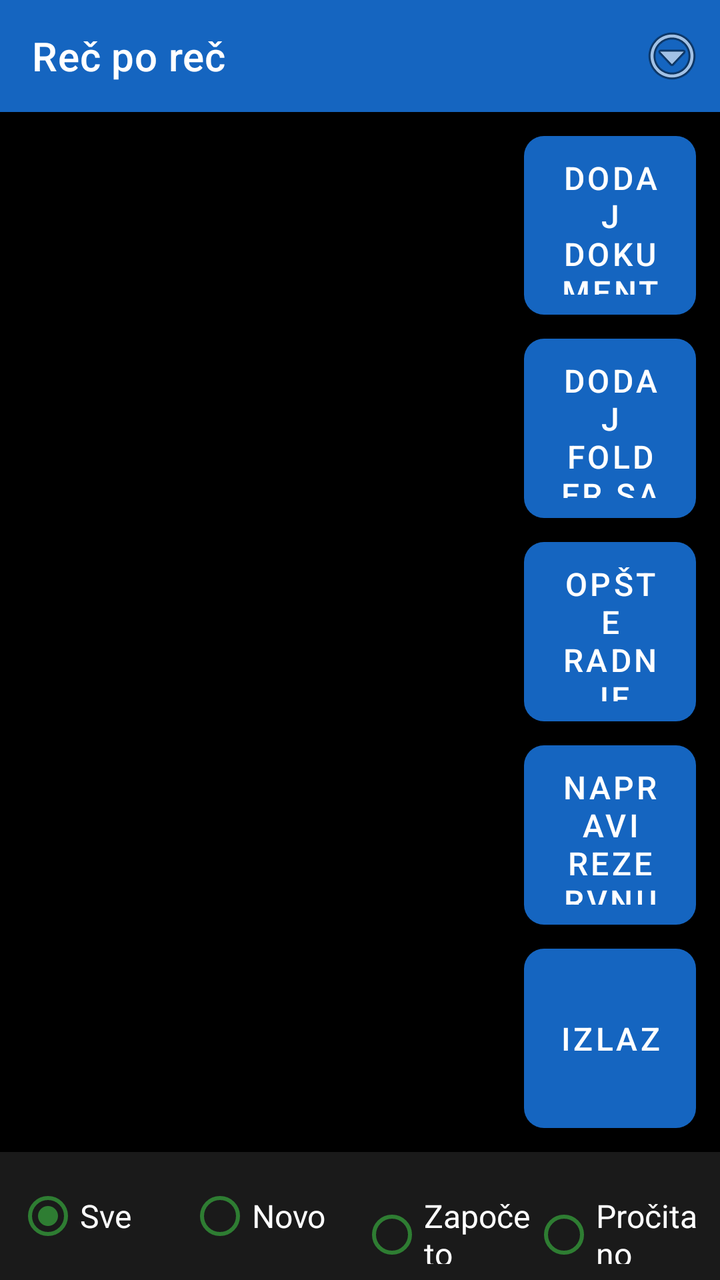
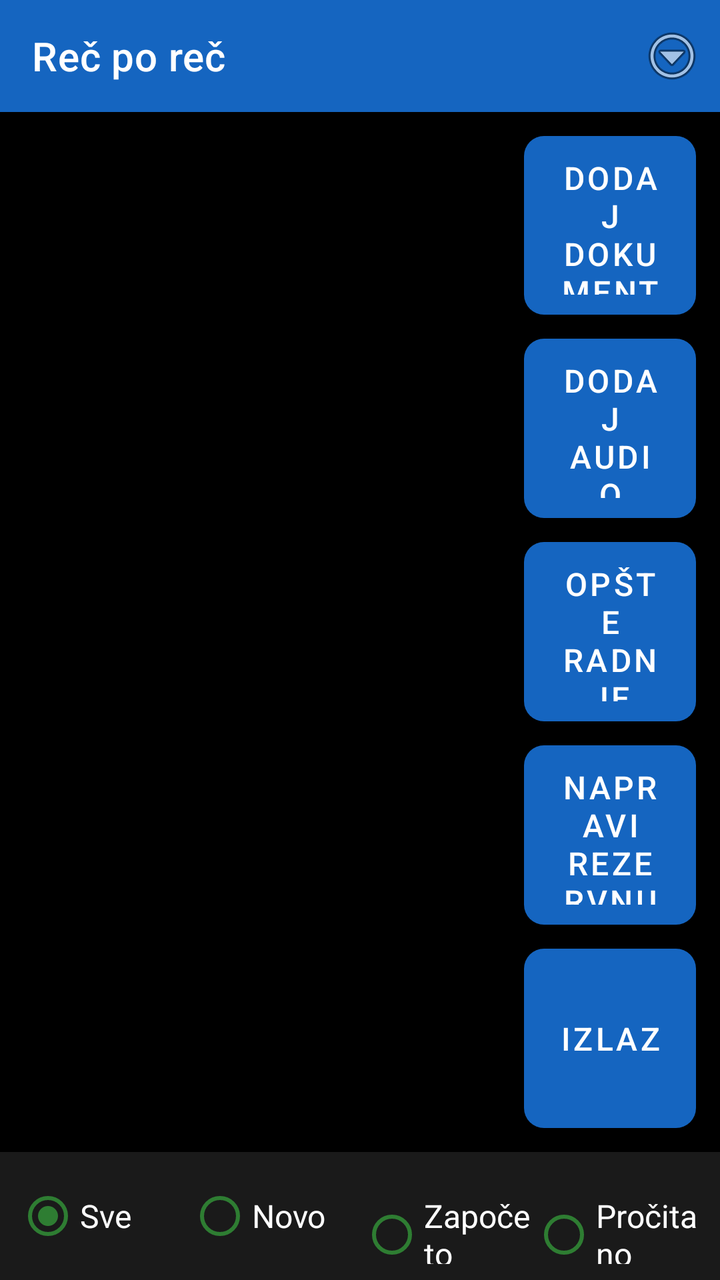

Screens rendered from an Android XML layout before and after an edit, with the pre-edit source and the edit as a unified diff.
<!-- AndroidManifest.xml: application theme Theme.RecPoRec -->
<!-- res/layout/activity_document_list.xml -->
<?xml version="1.0" encoding="utf-8"?>
<LinearLayout xmlns:android="http://schemas.android.com/apk/res/android"
    xmlns:app="http://schemas.android.com/apk/res-auto"
    android:layout_width="match_parent"
    android:layout_height="match_parent"
    android:orientation="vertical"
    android:fitsSystemWindows="true"
    android:background="@color/background">

    <androidx.appcompat.widget.Toolbar
        android:id="@+id/toolbar"
        android:layout_width="match_parent"
        android:layout_height="?attr/actionBarSize"
        android:background="@color/btn_voice"
        android:titleTextColor="@color/text_primary"
        app:title="@string/app_name">

        <ImageButton
            android:id="@+id/btnOverflow"
            android:layout_width="48dp"
            android:layout_height="48dp"
            android:layout_gravity="end|center_vertical"
            android:background="@android:color/transparent"
            android:contentDescription="@string/menu_options_button"
            android:src="@android:drawable/ic_menu_more" />
    </androidx.appcompat.widget.Toolbar>

    <LinearLayout
        android:layout_width="match_parent"
        android:layout_height="0dp"
        android:layout_weight="1"
        android:orientation="horizontal">

        <FrameLayout
            android:layout_width="0dp"
            android:layout_height="match_parent"
            android:layout_weight="1">

            <androidx.recyclerview.widget.RecyclerView
                android:id="@+id/recyclerDocuments"
                android:layout_width="match_parent"
                android:layout_height="match_parent"
                android:padding="8dp" />

            <TextView
                android:id="@+id/emptyView"
                android:layout_width="match_parent"
                android:layout_height="match_parent"
                android:gravity="center"
                android:visibility="gone"
                android:padding="24dp"
                android:textSize="20sp"
                android:textColor="@color/text_primary"
                android:text="@string/no_documents" />
        </FrameLayout>

        
        <LinearLayout
            android:layout_width="110dp"
            android:layout_height="match_parent"
            android:orientation="vertical"
            android:padding="12dp">

            <Button
                android:id="@+id/btnAddDocument"
                android:layout_width="match_parent"
                android:layout_height="0dp"
                android:layout_weight="1"
                android:textSize="16sp"
                android:backgroundTint="@color/btn_chapter"
                android:textColor="@color/button_text"
                android:background="@drawable/key_button_shape"
                android:contentDescription="Dodaj dokument. Dug pritisak: izgovori statistiku čitanja."
                android:text="@string/add_document" />

            <Button
                android:id="@+id/btnAddFolder"
                android:layout_width="match_parent"
                android:layout_height="0dp"
                android:layout_weight="1"
                android:layout_marginTop="12dp"
                android:textSize="16sp"
                android:backgroundTint="@color/btn_chapter"
                android:textColor="@color/button_text"
                android:background="@drawable/key_button_shape"
                android:contentDescription="Dodaj folder sa zvučnim fajlovima."
                android:text="Dodaj folder sa zvučnim fajlovima" />

            <Button
                android:id="@+id/btnGeneralActions"
                android:layout_width="match_parent"
                android:layout_height="0dp"
                android:layout_weight="1"
                android:layout_marginTop="12dp"
                android:textSize="16sp"
                android:backgroundTint="@color/btn_combined"
                android:textColor="@color/button_text"
                android:background="@drawable/key_button_shape"
                android:contentDescription="Opšte radnje: odaberi sve, obriši odabrano"
                android:text="Opšte radnje" />

            <Button
                android:id="@+id/btnBackup"
                android:layout_width="match_parent"
                android:layout_height="0dp"
                android:layout_weight="1"
                android:layout_marginTop="12dp"
                android:textSize="16sp"
                android:backgroundTint="@color/btn_speed"
                android:textColor="@color/button_text"
                android:background="@drawable/key_button_shape"
                android:contentDescription="Napravi rezervnu kopiju svih dokumenata. Dug pritisak: vrati rezervnu kopiju."
                android:text="Napravi rezervnu kopiju" />

            <Button
                android:id="@+id/btnExit"
                android:layout_width="match_parent"
                android:layout_height="0dp"
                android:layout_weight="1"
                android:layout_marginTop="12dp"
                android:textSize="16sp"
                android:backgroundTint="@color/btn_page_nav"
                android:textColor="@color/button_text"
                android:background="@drawable/key_button_shape"
                android:contentDescription="Izađi iz aplikacije, zaustavlja i rad u pozadini. Dug pritisak: Otkrivanje spoljnog uređaja."
                android:text="Izlaz" />
        </LinearLayout>

    </LinearLayout>

    
    <LinearLayout
        android:id="@+id/undoDeleteBar"
        android:layout_width="match_parent"
        android:layout_height="wrap_content"
        android:orientation="horizontal"
        android:gravity="center_vertical"
        android:background="#2A2A2A"
        android:padding="12dp"
        android:visibility="gone">

        <TextView
            android:id="@+id/undoDeleteText"
            android:layout_width="0dp"
            android:layout_height="wrap_content"
            android:layout_weight="1"
            android:textSize="18sp"
            android:textColor="@color/text_primary"
            android:text="Obrisano." />

        <Button
            android:id="@+id/btnUndoDelete"
            android:layout_width="wrap_content"
            android:layout_height="56dp"
            android:minWidth="140dp"
            android:textSize="18sp"
            android:backgroundTint="@color/btn_chapter"
            android:textColor="@color/button_text"
            android:text="Poništi" />
    </LinearLayout>

    <RadioGroup
        android:id="@+id/groupLibraryTabs"
        android:layout_width="match_parent"
        android:layout_height="wrap_content"
        android:orientation="horizontal"
        android:background="#1A1A1A"
        android:padding="8dp">

        <RadioButton
            android:id="@+id/tabAllBooks"
            android:layout_width="0dp"
            android:layout_height="wrap_content"
            android:layout_weight="1"
            android:textSize="16sp"
            android:textColor="@color/text_primary"
            android:buttonTint="@color/btn_chapter"
            android:checked="true"
            android:text="Sve" />

        <RadioButton
            android:id="@+id/tabNewBooks"
            android:layout_width="0dp"
            android:layout_height="wrap_content"
            android:layout_weight="1"
            android:textSize="16sp"
            android:textColor="@color/text_primary"
            android:buttonTint="@color/btn_chapter"
            android:contentDescription="Novo"
            android:text="Novo" />

        <RadioButton
            android:id="@+id/tabStartedBooks"
            android:layout_width="0dp"
            android:layout_height="wrap_content"
            android:layout_weight="1"
            android:textSize="16sp"
            android:textColor="@color/text_primary"
            android:buttonTint="@color/btn_chapter"
            android:text="Započeto" />

        <RadioButton
            android:id="@+id/tabFinishedBooks"
            android:layout_width="0dp"
            android:layout_height="wrap_content"
            android:layout_weight="1"
            android:textSize="16sp"
            android:textColor="@color/text_primary"
            android:buttonTint="@color/btn_chapter"
            android:text="Pročitano" />
    </RadioGroup>

</LinearLayout>
<!-- resources referenced by this layout -->
<resources>
  <color name="background">#000000</color>
  <color name="btn_chapter">#2E7D32</color>
  <color name="btn_combined">#455A64</color>
  <color name="btn_page_nav">#AD1457</color>
  <color name="btn_speed">#00838F</color>
  <color name="btn_voice">#1565C0</color>
  <color name="button_text">#FFFFFF</color>
  <color name="text_primary">#FFFFFF</color>
  <!-- drawable key_button_shape (drawable) -->
  <?xml version="1.0" encoding="utf-8"?>
  <shape xmlns:android="http://schemas.android.com/apk/res/android"
      android:shape="rectangle">
      <corners android:radius="10dp" />
      <solid android:color="#FFFFFF" />
  </shape>
  <string name="add_document">Dodaj dokument</string>
  <string name="app_name">Reč po reč</string>
  <string name="menu_options_button">Opcije. Dug pritisak: provera dozvola.</string>
  <string name="no_documents">Nema dodatih dokumenata. Dodirnite dugme za dodavanje.</string>
  <style name="Theme.RecPoRec" parent="Theme.MaterialComponents.DayNight.NoActionBar">
          <item name="android:windowBackground">@color/background</item>
          <item name="android:textColorPrimary">@color/text_primary</item>
          <item name="colorPrimary">@color/btn_voice</item>
          <item name="colorOnPrimary">@color/button_text</item>
          <item name="alertDialogTheme">@style/RecPoRecAlertDialog</item>
          <item name="android:alertDialogTheme">@style/RecPoRecAlertDialog</item>
      </style>
  <style name="RecPoRecAlertDialog" parent="Theme.AppCompat.DayNight.Dialog.Alert">
          <item name="android:windowBackground">@color/background</item>
          <item name="android:textColorPrimary">@color/text_primary</item>
          <item name="colorAccent">@color/btn_goto_page</item>
          <item name="android:textAppearanceMedium">@style/RecPoRecDialogText</item>
          <item name="android:textAppearanceListItem">@style/RecPoRecDialogText</item>
          <item name="android:textAppearanceListItemSmall">@style/RecPoRecDialogText</item>
          <item name="buttonBarPositiveButtonStyle">@style/RecPoRecDialogButton</item>
          <item name="buttonBarNegativeButtonStyle">@style/RecPoRecDialogButton</item>
          <item name="buttonBarNeutralButtonStyle">@style/RecPoRecDialogButton</item>
      </style>
  <color name="btn_goto_page">#5D4037</color>
  <style name="RecPoRecDialogText" parent="TextAppearance.AppCompat.Medium">
          <item name="android:textSize">20sp</item>
          <item name="android:textColor">@color/text_primary</item>
      </style>
  <style name="RecPoRecDialogButton" parent="Widget.AppCompat.Button.ButtonBar.AlertDialog">
          <item name="android:textSize">18sp</item>
          <item name="android:textColor">@color/btn_goto_page</item>
          <item name="android:textStyle">bold</item>
      </style>
</resources>

<!-- the commit's change to res/layout/activity_document_list.xml (unified diff, before → after) -->
@@ -84,7 +84,7 @@
                 android:textColor="@color/button_text"
                 android:background="@drawable/key_button_shape"
                 android:contentDescription="Dodaj folder sa zvučnim fajlovima."
-                android:text="Dodaj folder sa zvučnim fajlovima" />
+                android:text="Dodaj audio folder" />
 
             <Button
                 android:id="@+id/btnGeneralActions"
